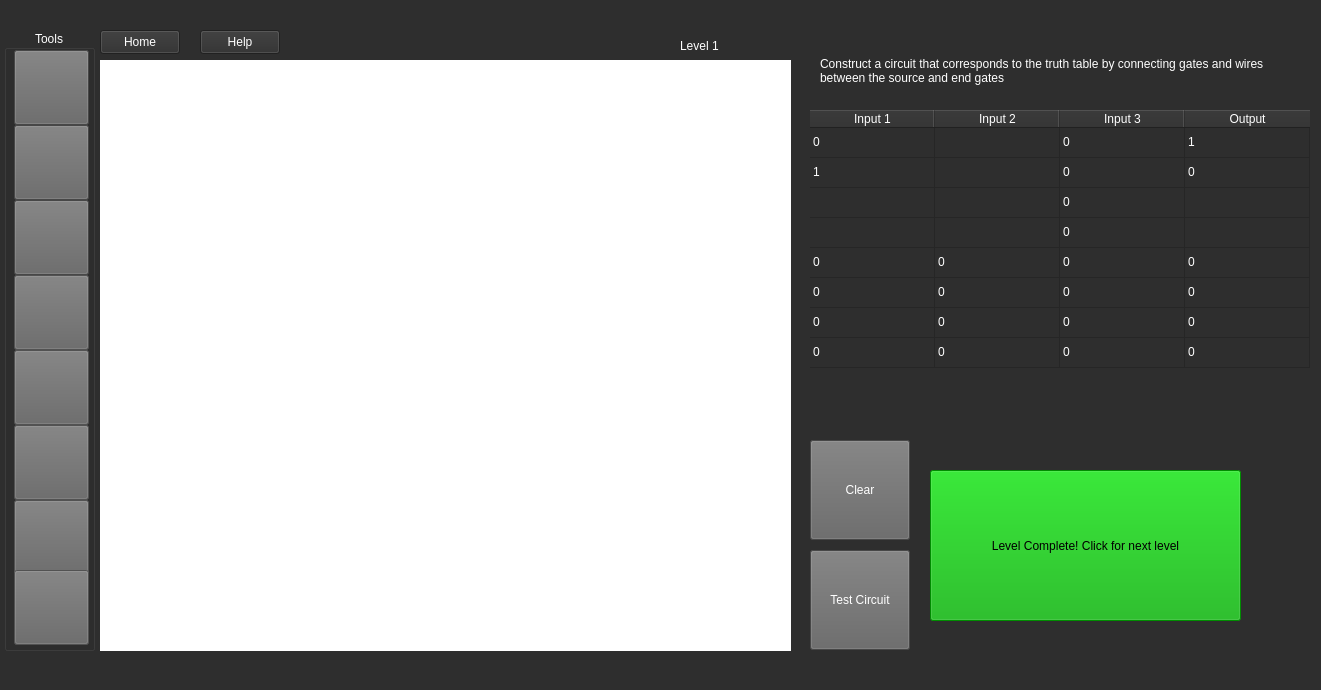
First picture: the form in A8_EducationalApp/mainwindow.ui, repository ethandavies8/Educational_App, before the edit.
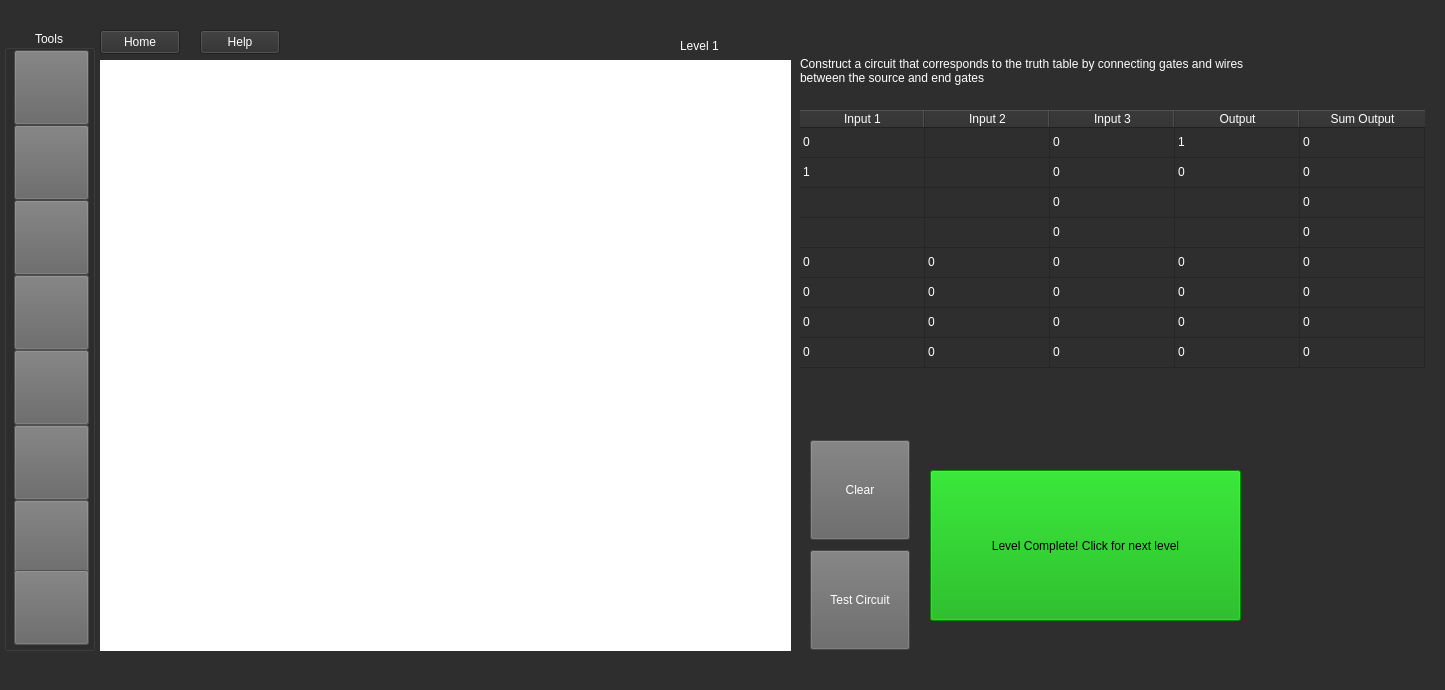
Second picture: the form after the edit. Icons and pictures are not drawn.

Commit message: Finished final level

```diff
--- a/A8_EducationalApp/mainwindow.ui
+++ b/A8_EducationalApp/mainwindow.ui
@@ -9,7 +9,7 @@
    <rect>
     <x>0</x>
     <y>0</y>
-    <width>1321</width>
+    <width>1445</width>
     <height>690</height>
    </rect>
   </property>
@@ -31,7 +31,7 @@
      <rect>
       <x>0</x>
       <y>0</y>
-      <width>1321</width>
+      <width>1431</width>
       <height>671</height>
      </rect>
     </property>
@@ -1014,9 +1014,9 @@
      <widget class="QTableWidget" name="truthTable">
       <property name="geometry">
        <rect>
-        <x>810</x>
+        <x>800</x>
         <y>110</y>
-        <width>511</width>
+        <width>631</width>
         <height>291</height>
        </rect>
       </property>
@@ -1054,7 +1054,7 @@
        <number>8</number>
       </property>
       <property name="columnCount">
-       <number>4</number>
+       <number>5</number>
       </property>
       <attribute name="horizontalHeaderVisible">
        <bool>true</bool>
@@ -1105,6 +1105,11 @@
         <string>Output</string>
        </property>
       </column>
+      <column>
+       <property name="text">
+        <string>Sum Output</string>
+       </property>
+      </column>
       <item row="0" column="0">
        <property name="text">
         <string>0</string>
@@ -1125,6 +1130,11 @@
         <string>1</string>
        </property>
       </item>
+      <item row="0" column="4">
+       <property name="text">
+        <string>0</string>
+       </property>
+      </item>
       <item row="1" column="0">
        <property name="text">
         <string>1</string>
@@ -1145,6 +1155,11 @@
         <string>0</string>
        </property>
       </item>
+      <item row="1" column="4">
+       <property name="text">
+        <string>0</string>
+       </property>
+      </item>
       <item row="2" column="0">
        <property name="text">
         <string/>
@@ -1165,6 +1180,11 @@
         <string/>
        </property>
       </item>
+      <item row="2" column="4">
+       <property name="text">
+        <string>0</string>
+       </property>
+      </item>
       <item row="3" column="0">
        <property name="text">
         <string/>
@@ -1188,6 +1208,11 @@
         <string/>
        </property>
       </item>
+      <item row="3" column="4">
+       <property name="text">
+        <string>0</string>
+       </property>
+      </item>
       <item row="4" column="0">
        <property name="text">
         <string>0</string>
@@ -1208,6 +1233,11 @@
         <string>0</string>
        </property>
       </item>
+      <item row="4" column="4">
+       <property name="text">
+        <string>0</string>
+       </property>
+      </item>
       <item row="5" column="0">
        <property name="text">
         <string>0</string>
@@ -1228,6 +1258,11 @@
         <string>0</string>
        </property>
       </item>
+      <item row="5" column="4">
+       <property name="text">
+        <string>0</string>
+       </property>
+      </item>
       <item row="6" column="0">
        <property name="text">
         <string>0</string>
@@ -1248,6 +1283,11 @@
         <string>0</string>
        </property>
       </item>
+      <item row="6" column="4">
+       <property name="text">
+        <string>0</string>
+       </property>
+      </item>
       <item row="7" column="0">
        <property name="text">
         <string>0</string>
@@ -1268,6 +1308,11 @@
         <string>0</string>
        </property>
       </item>
+      <item row="7" column="4">
+       <property name="text">
+        <string>0</string>
+       </property>
+      </item>
      </widget>
      <widget class="QPushButton" name="levelCompleteButton">
       <property name="enabled">
@@ -1292,7 +1337,7 @@
      <widget class="QLabel" name="truthTableLabel">
       <property name="geometry">
        <rect>
-        <x>820</x>
+        <x>800</x>
         <y>40</y>
         <width>491</width>
         <height>61</height>
```
Left out of the diff: 2 changed lines with no effect on the pictures. The commit also changes 2 other files.
